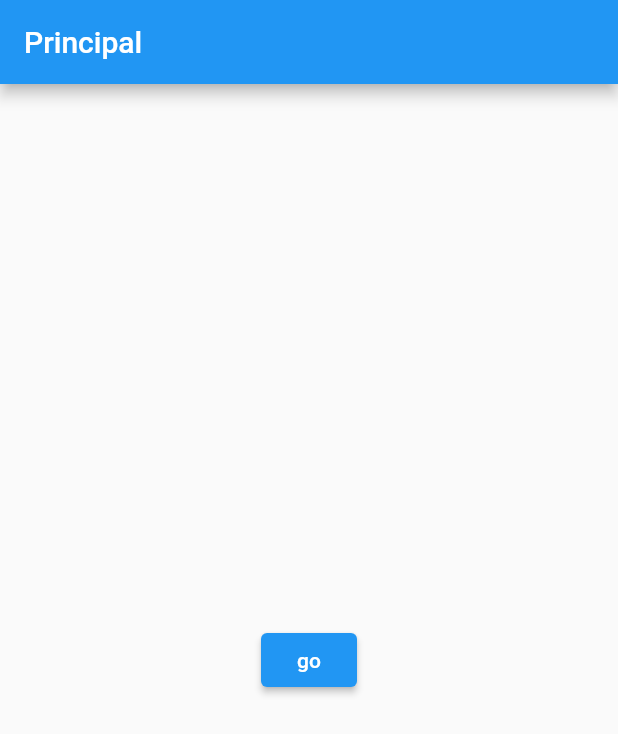
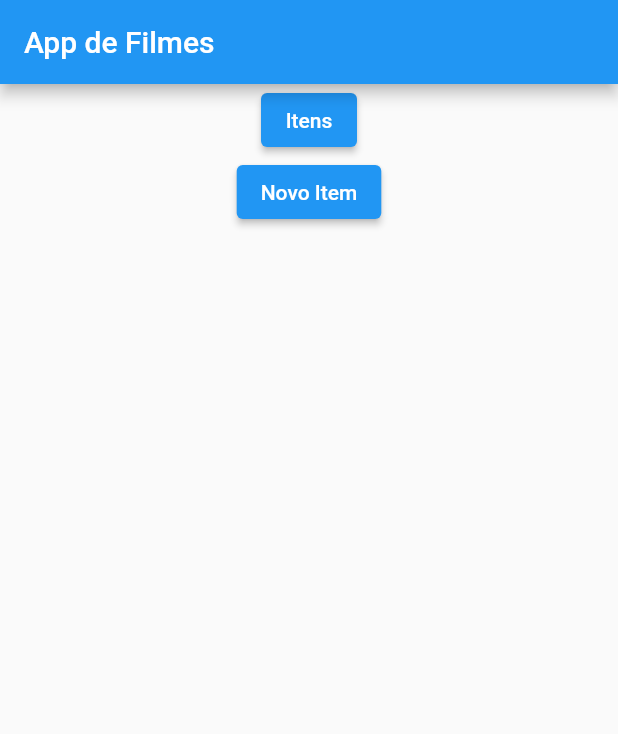
Before and after one commit to kenyofaria/mobile-apps, a Flutter app: the screen it shows after launch, on a phone screen of 412 x 824 dp. Shown: the top 734 px of the screen. Run offline on Flutter 3.47's test engine with Material 2 defaults, Android fonts, the phone set to English and light mode, and no system bars.

Commit message:
* separando classes em diferentes arquivos; * manipulacao de estados; * utilizacao de controladores de widget; * datepicker

```diff
--- /dev/null
+++ b/routessample/lib/dashboard.dart
@@ -0,0 +1,32 @@
+import 'package:flutter/material.dart';
+import 'package:routessample/model/item.dart';
+import 'package:routessample/lista_de_itens.dart';
+import 'package:routessample/novo_item.dart';
+
+class DashBoard extends StatelessWidget{
+
+  final List<Item> itens = [Item("Jhon Wick", "De volta ao jogo", DateTime.parse("2021-01-02")),
+    Item("Jogos Mortais", "Fique esperto", DateTime.parse("2021-02-02")),
+    Item("O Resgate do Soldado Ryan", "Aí é bruto", DateTime.parse("2021-03-02")),
+    Item("The Big Short", "Ganância", DateTime.parse("2021-04-02")),
+    Item("Sniper Americano", "Macho demais", DateTime.parse("2021-05-02"))];
+
+  DashBoard({Key? key}) : super(key: key);
+
+  @override
+  Widget build(BuildContext context) {
+    return Center(
+      child: Column(
+        children: [
+          ElevatedButton(onPressed: () => {
+            Navigator.push(context, MaterialPageRoute(builder: (context) => ListaDeItens(itens)))
+          }, child: const Text("Itens")),
+          ElevatedButton(onPressed: () => {
+            Navigator.push(context, MaterialPageRoute(builder: (context) => NovoItem(itens)))
+          }, child: const Text("Novo Item")),
+        ],
+      ),
+    );
+  }
+
+}
--- /dev/null
+++ b/routessample/lib/lista_de_itens.dart
@@ -0,0 +1,25 @@
+import 'package:flutter/material.dart';
+import 'package:routessample/vo/item_vo.dart';
+import 'package:routessample/model/item.dart';
+
+class ListaDeItens extends StatelessWidget{
+
+  final List<Item> itens;
+
+  const ListaDeItens(this.itens);
+
+  @override
+  Widget build(BuildContext context) {
+    return Scaffold(
+      appBar: AppBar(title: const Text('Lista de itens')),
+      body: ListView.builder(
+          itemCount: itens.length,
+          itemBuilder: (context, index) => _buildRow(index)),
+    );
+  }
+
+  _buildRow(int index) {
+      Item item = itens.elementAt(index);
+      return ItemVO(item.titulo, item.subTitulo, item.data);
+  }
+}
--- a/routessample/lib/main.dart
+++ b/routessample/lib/main.dart
@@ -1,4 +1,5 @@
 import 'package:flutter/material.dart';
+import 'package:routessample/dashboard.dart';
 
 void main() {
   runApp(
@@ -11,48 +12,11 @@ class Programa extends StatelessWidget{
 
   @override
   Widget build(BuildContext context) {
-    return const MaterialApp(
-      home: Principal(),
-    );
-  }
-
-}
-
-class Principal extends StatelessWidget{
-  const Principal({Key? key}) : super(key: key);
-
-  @override
-  Widget build(BuildContext context) {
-    return Scaffold(
-      appBar: AppBar(title: const Text("Principal"),),
-      body: Center(
-        child: ElevatedButton(
-          onPressed: () {
-            Navigator.push(context, MaterialPageRoute(builder: (context) => Secundaria()));
-          },
-          child: const Text("go"),
-        ),
-      ),
+    return MaterialApp(
+      home: Scaffold(
+        appBar: AppBar(title: const Text("App de Filmes"),),
+        body: DashBoard(),
+      )
     );
   }
 }
-
-class Secundaria extends StatelessWidget{
-  const Secundaria({Key? key}) : super(key: key);
-
-  @override
-  Widget build(BuildContext context) {
-    return Scaffold(
-      appBar: AppBar(title: const Text("Secundaria"),),
-      body: Center(
-        child: ElevatedButton(
-          onPressed: () {
-            Navigator.pop(context);
-          },
-          child: const Text("back"),
-        ),
-      ),
-    );
-  }
-
-}
--- /dev/null
+++ b/routessample/lib/model/item.dart
@@ -0,0 +1,8 @@
+class Item{
+
+  final DateTime data;
+  final String titulo;
+  final String subTitulo;
+
+  Item(this.titulo, this.subTitulo, this.data);
+}
```
Also changed, not shown: listtlesample/analysis_options.yaml (added, +29 -0 lines), listtlesample/lib/main.dart (added, +73 -0 lines), listtlesample/pubspec.yaml (added, +89 -0 lines), routessample/lib/novo_item.dart (added, +75 -0 lines), routessample/lib/vo/item_vo.dart (added, +22 -0 lines), listtlesample/pubspec.lock (added), 61 other files.
